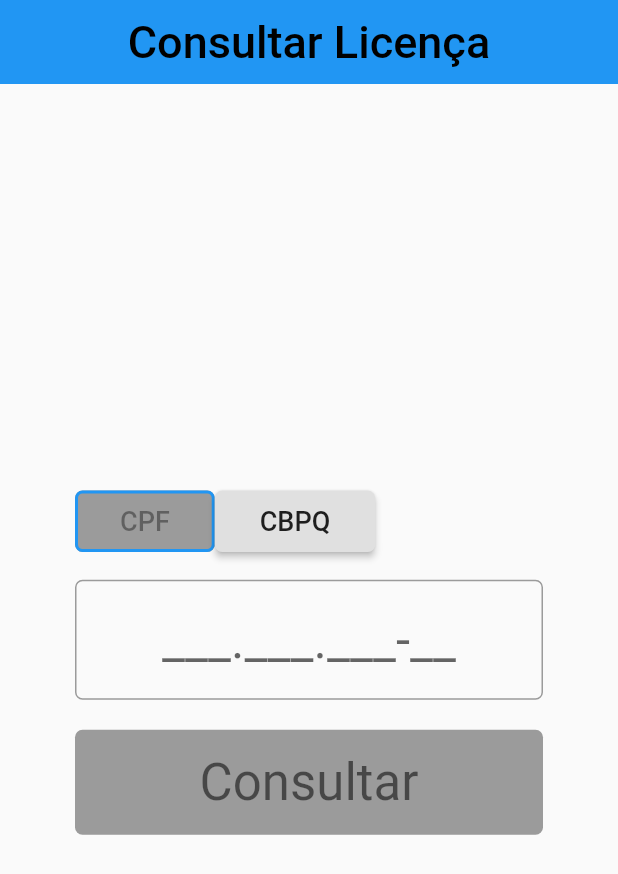
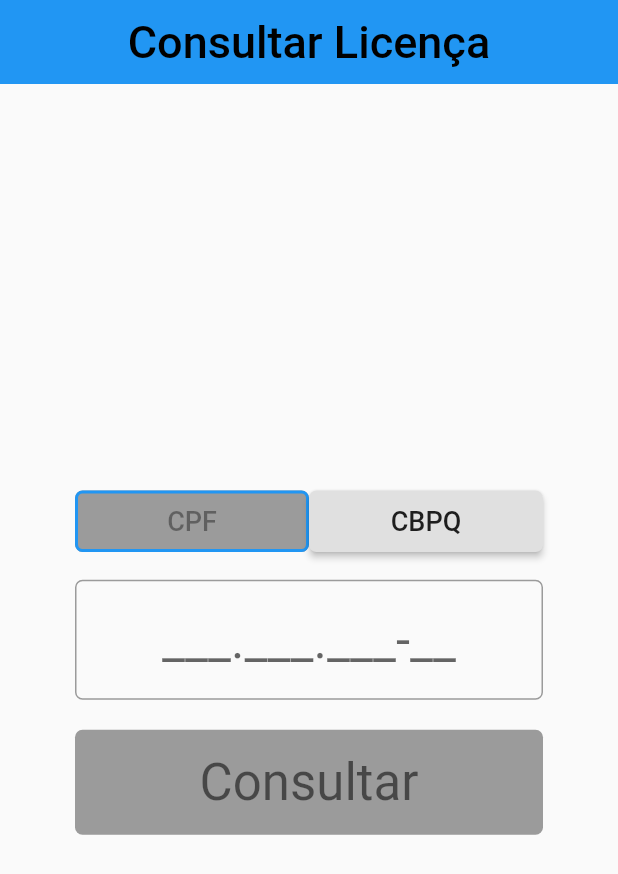
Before and after one commit to epomatti/cbpq-flutter, a Flutter app: the screen it shows after launch, on a phone screen of 412 x 824 dp. Shown: the top 874 px of the screen. Run offline on Flutter 3.47's test engine with Material 2 defaults, Android fonts, the phone set to English and light mode, and no system bars; missing offline and left inert: cpf_cnpj_validator.

Commit message:
expanded

```diff
--- a/lib/screens/consulta_cadastro_form.dart
+++ b/lib/screens/consulta_cadastro_form.dart
@@ -111,8 +111,12 @@ class _ConsultaCadastroState extends State<ConsultaCadastroForm> {
   Widget buildButtonBar() {
     return Row(
       children: <Widget>[
-        buildButtonForBar('CPF', DocumentType.cpf, DocumentType.cbpq),
-        buildButtonForBar('CBPQ', DocumentType.cbpq, DocumentType.cpf),
+        Expanded(
+          child: buildButtonForBar('CPF', DocumentType.cpf, DocumentType.cbpq),
+        ),
+        Expanded(
+          child: buildButtonForBar('CBPQ', DocumentType.cbpq, DocumentType.cpf),
+        ),
       ],
     );
   }
@@ -173,7 +177,7 @@ class _ConsultaCadastroState extends State<ConsultaCadastroForm> {
               crossAxisAlignment: CrossAxisAlignment.stretch,
               children: <Widget>[
                 buildButtonBar(),
-                 SizedBox(
+                SizedBox(
                   height: 15.0,
                 ),
                 buildTextField(),
```
